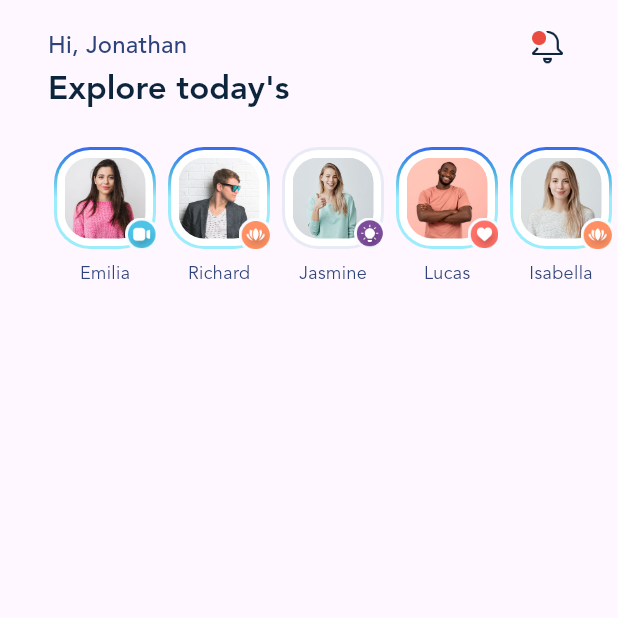
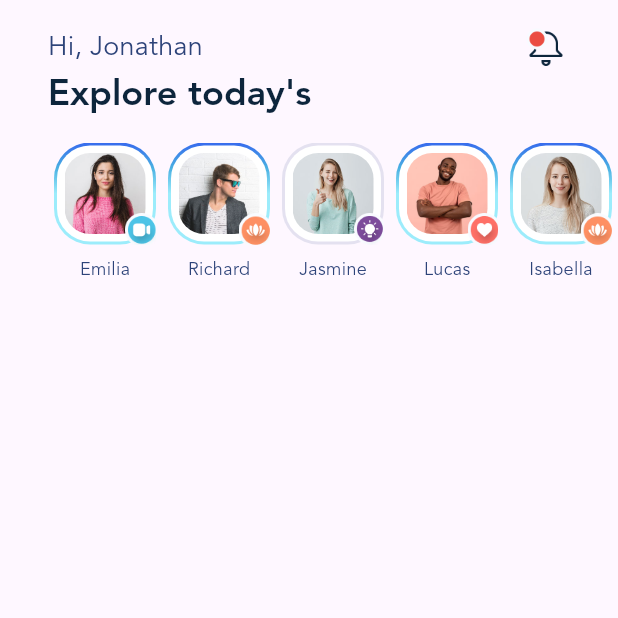
Before and after one commit to MersadMolaei/BlogClub, a Flutter app: the screen it shows after launch, on a phone screen of 412 x 824 dp, the top half of it. Run offline on Flutter 3.47's test engine with Material 2 defaults, Android fonts, the phone set to English and light mode, and no system bars.

Commit message:
Minor: some minor changes in main.dart file changes on Story Presentation

```diff
--- a/lib/main.dart
+++ b/lib/main.dart
@@ -12,25 +12,32 @@ class MyApp extends StatelessWidget {
 
   @override
   Widget build(BuildContext context) {
-    final primaryTextColor = Color(0xff0D253C);
-    final secondaryTextColor = Color(0xff2D4379);
+    const primaryTextColor = Color(0xff0D253C);
+    const secondaryTextColor = Color(0xff2D4379);
     return MaterialApp(
       debugShowCheckedModeBanner: false,
       title: 'Blog Club',
       theme: ThemeData(
         colorScheme: ColorScheme.fromSeed(seedColor: Colors.deepPurple),
         useMaterial3: true,
-        textTheme: TextTheme(
+        textTheme: const TextTheme(
           titleMedium: TextStyle(
-            fontFamily: defaultFontFamily,
-            color: secondaryTextColor,
-            // fontSize: 14,
-          ),
+              fontFamily: defaultFontFamily,
+              color: secondaryTextColor,
+              fontSize: 18,
+              fontWeight: FontWeight.w200
+              // fontSize: 14,
+              ),
           titleLarge: TextStyle(
             fontFamily: defaultFontFamily,
             fontWeight: FontWeight.bold,
             color: primaryTextColor,
           ),
+          headlineMedium: TextStyle(
+              fontFamily: defaultFontFamily,
+              color: primaryTextColor,
+              fontSize: 24,
+              fontWeight: FontWeight.w700),
           bodyMedium: TextStyle(
             fontFamily: defaultFontFamily,
             color: secondaryTextColor,
@@ -65,18 +72,18 @@ class HomeScreen extends StatelessWidget {
                         style: themeData.textTheme.titleMedium),
                     Image.asset(
                       Assets.img.icons.notification.path,
-                      width: 30,
-                      height: 30,
+                      width: 32,
+                      height: 32,
                     ),
                   ],
                 ),
               ),
               Padding(
-                padding: const EdgeInsets.fromLTRB(32, 0, 0, 24),
+                padding: const EdgeInsets.fromLTRB(32, 0, 0, 16),
                 child: Text("Explore today's",
-                    style: themeData.textTheme.titleLarge),
+                    style: themeData.textTheme.headlineMedium),
               ),
-              StoryList(stories: stories, themeData: themeData)
+              StoryList(stories: stories, themeData: themeData),
             ],
           ),
         ),
@@ -157,7 +164,7 @@ class Story extends StatelessWidget {
     );
   }
 
-  Container _storyBorderNotViewedState() {
+  Widget _storyBorderNotViewedState() {
     return Container(
       height: 68,
       width: 68,
@@ -187,12 +194,12 @@ class Story extends StatelessWidget {
     );
   }
 
-  Container _storyBorderViewedState() {
+  Widget _storyBorderViewedState() {
     return Container(
       height: 68,
       width: 68,
       decoration: BoxDecoration(
-        color: Colors.indigo.shade50,
+        color: const Color(0xff7B8BB2).withOpacity(0.2),
         borderRadius: BorderRadius.circular(24),
       ),
       child: Container(
```
